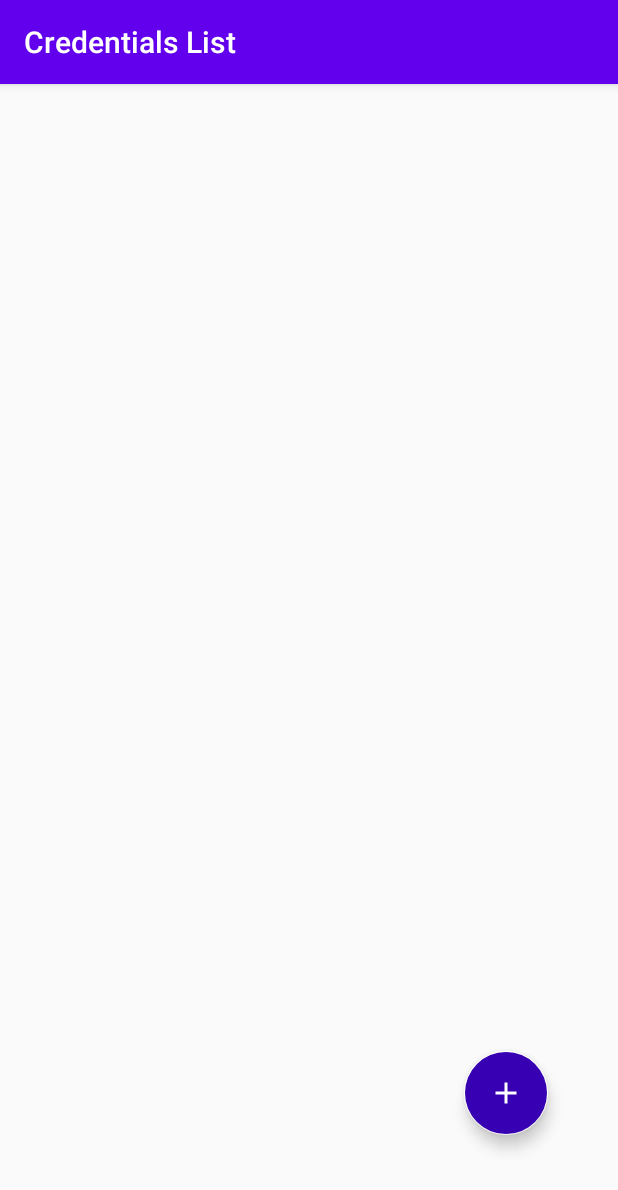
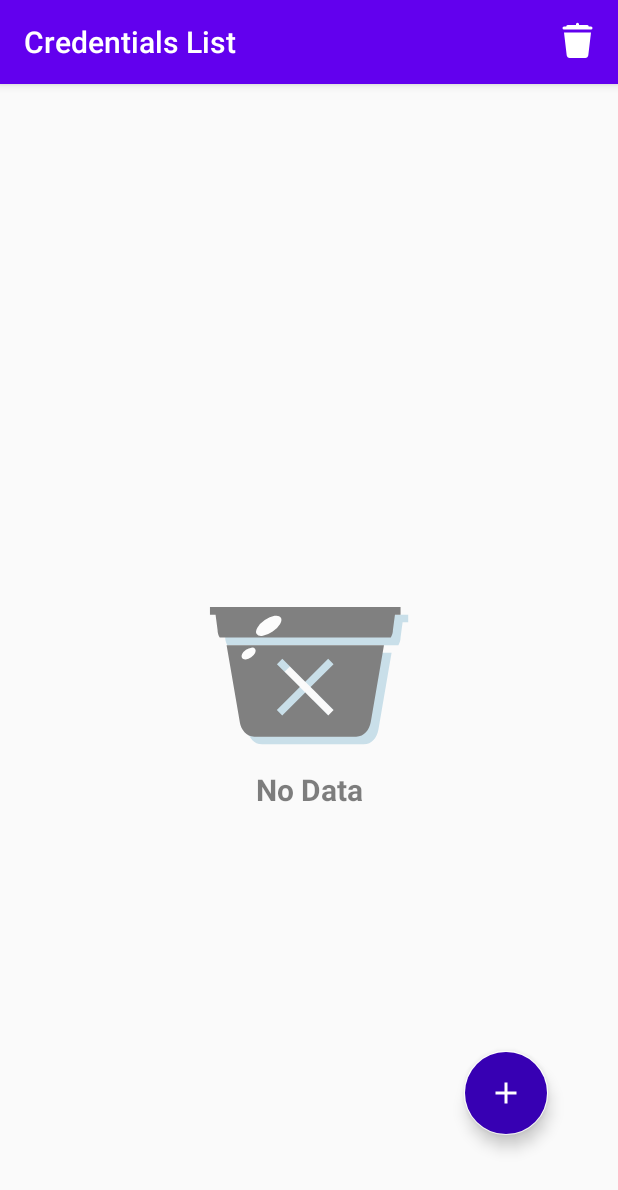
Before and after one commit to salonikamboj/Credentials_list, an Android app: the screen it shows after launch (MainActivity), on a phone screen of 412 x 824 dp. Shown: the top 1190 px of the screen. Run offline under Robolectric (Android 15) with nearby library versions, the phone set to English and light mode, and no system bars.

Commit message:
delete credentials

```diff
--- a/app/src/main/AndroidManifest.xml
+++ b/app/src/main/AndroidManifest.xml
@@ -13,6 +13,7 @@
         android:theme="@style/AppTheme">
         <activity
             android:name=".UpdateActivity"
+            android:parentActivityName=".MainActivity"
             android:exported="false" />
         <activity
             android:name=".AddActivity"
--- a/app/src/main/java/com/example/sen800_project/MainActivity.java
+++ b/app/src/main/java/com/example/sen800_project/MainActivity.java
@@ -1,12 +1,20 @@
 package com.example.sen800_project;
 
+import android.app.AlertDialog;
+import android.content.DialogInterface;
 import android.content.Intent;
 import android.database.Cursor;
 import android.graphics.Color;
 import android.os.Bundle;
+import android.view.Menu;
+import android.view.MenuInflater;
+import android.view.MenuItem;
 import android.view.View;
+import android.widget.ImageView;
+import android.widget.TextView;
 import android.widget.Toast;
 
+import androidx.annotation.NonNull;
 import androidx.annotation.Nullable;
 import androidx.appcompat.app.AppCompatActivity;
 import androidx.recyclerview.widget.LinearLayoutManager;
@@ -23,6 +31,8 @@ public class MainActivity extends AppCompatActivity {
     ArrayList<String> _id, app_name, email, password;
 
     CustomAdapter customAdapter;
+    ImageView empty_imageview;
+    TextView no_data;
 
     @Override
     protected void onCreate(Bundle savedInstanceState) {
@@ -32,6 +42,8 @@ public class MainActivity extends AppCompatActivity {
 
          recyclerView = findViewById(R.id.recyclerView);
          add_Button = findViewById(R.id.add_button_icon);
+         empty_imageview = findViewById(R.id.empty);
+         no_data = findViewById(R.id.no_data);
 
          add_Button.setOnClickListener(new View.OnClickListener() {
              @Override
@@ -67,7 +79,8 @@ public class MainActivity extends AppCompatActivity {
     void displayData(){
         Cursor cursor = myDB.readAllData();
         if(cursor.getCount() ==0){
-            Toast.makeText(this, "No data", Toast.LENGTH_SHORT).show();
+            empty_imageview.setVisibility(View.VISIBLE);
+            no_data.setVisibility(View.VISIBLE);
         }
         else{
             while(cursor.moveToNext()){
@@ -76,6 +89,49 @@ public class MainActivity extends AppCompatActivity {
                 email.add(cursor.getString(2));
                 password.add(cursor.getString(3));
             }
+            empty_imageview.setVisibility(View.GONE);
+            no_data.setVisibility(View.GONE);
         }
     }
+
+    @Override
+    public boolean onCreateOptionsMenu(Menu menu) {
+        MenuInflater inflater = getMenuInflater();
+        inflater.inflate(R.menu.my_menu, menu);
+        return super.onCreateOptionsMenu(menu);
+    }
+
+    @Override
+    public boolean onOptionsItemSelected(@NonNull MenuItem item) {
+        if(item.getItemId() == R.id.delete_all){
+            confirmDialog();
+        }
+        return super.onOptionsItemSelected(item);
+    }
+    void confirmDialog(){
+        AlertDialog.Builder builder = new AlertDialog.Builder(this);
+        builder.setTitle("Delete All?");
+        builder.setMessage("Are you sure you want to delete all Data?");
+        builder.setPositiveButton("Yes", new DialogInterface.OnClickListener() {
+            @Override
+            public void onClick(DialogInterface dialogInterface, int i) {
+                MyDatabaseHelper myDB = new MyDatabaseHelper(MainActivity.this);
+                myDB.deleteAllData();
+                //Refresh Activity
+                Intent intent = new Intent(MainActivity.this, MainActivity.class);
+                startActivity(intent);
+                finish();
+            }
+        });
+        builder.setNegativeButton("No", new DialogInterface.OnClickListener() {
+            @Override
+            public void onClick(DialogInterface dialogInterface, int i) {
+
+            }
+        });
+        AlertDialog dialog = builder.create();
+        dialog.show();
+        dialog.getButton(androidx.appcompat.app.AlertDialog.BUTTON_POSITIVE).setTextColor(getResources().getColor(android.R.color.black));
+        dialog.getButton(androidx.appcompat.app.AlertDialog.BUTTON_NEGATIVE).setTextColor(getResources().getColor(android.R.color.black));
+    }
 }
--- /dev/null
+++ b/app/src/main/res/drawable/ic_delete.xml
@@ -0,0 +1,9 @@
+<vector xmlns:android="http://schemas.android.com/apk/res/android"
+    android:width="30dp"
+    android:height="30dp"
+    android:viewportWidth="30"
+    android:viewportHeight="30">
+  <path
+      android:fillColor="#ffff"
+      android:pathData="M14.984,2.486A1,1 0,0 0,14 3.5L14,4L8.5,4A1,1 0,0 0,7.486 5L6,5A1,1 0,1 0,6 7L24,7A1,1 0,1 0,24 5L22.514,5A1,1 0,0 0,21.5 4L16,4L16,3.5A1,1 0,0 0,14.984 2.486zM6,9L7.793,24.234C7.911,25.241 8.763,26 9.777,26L20.223,26C21.237,26 22.088,25.241 22.207,24.234L24,9L6,9z"/>
+</vector>
--- /dev/null
+++ b/app/src/main/res/drawable/ic_empty.xml
@@ -0,0 +1,18 @@
+<vector xmlns:android="http://schemas.android.com/apk/res/android"
+    android:width="800dp"
+    android:height="800dp"
+    android:viewportWidth="1024"
+    android:viewportHeight="1024">
+  <path
+      android:pathData="M152,337.7v30h22.1l7.9,60.1c0,11 3.3,21.2 8.5,30h673.6c5.2,-8.9 8.5,-19 8.5,-30l8,-60.1h22.1v-30L152,337.7zM269.4,790.7c5.5,31.4 25.6,57.3 57.3,57.3h401.2c31.7,0 50.8,-25.4 57.4,-57.3l51.9,-302.9h-619.7l51.9,302.9zM415.7,562.3l21.2,-21.2 90.3,90.3 90.3,-90.3 21.2,21.2 -90.3,90.3 90.6,90.6 -21.2,21.2 -90.6,-90.6 -90.6,90.6 -21.2,-21.2 90.6,-90.6 -90.3,-90.3z"
+      android:fillColor="#98C4D8"/>
+  <path
+      android:pathData="M121.9,307.6v30h22.1l7.9,60.1c0,11 3.3,21.2 8.5,30h673.6c5.2,-8.9 8.5,-19 8.5,-30l8,-60.1h22.1v-30L121.9,307.6zM239.3,760.6c5.5,31.4 25.6,57.3 57.3,57.3L697.9,817.9c31.7,0 50.8,-25.4 57.4,-57.3l51.9,-302.9h-619.7l51.9,302.9zM385.7,532.2l21.2,-21.2 90.3,90.3 90.3,-90.3 21.2,21.2 -90.3,90.3 90.6,90.6 -21.2,21.2 -90.6,-90.6 -90.6,90.6 -21.2,-21.2 90.6,-90.6 -90.3,-90.3z"
+      android:fillColor="#070706"/>
+  <path
+      android:pathData="M306.1,413.8a27,57.4 55.5,1 0,94.6 -65,27 57.4,55.5 1,0 -94.6,65Z"
+      android:fillColor="#FEFEFE"/>
+  <path
+      android:pathData="M248.1,508.2a18,31.5 55.5,1 0,52 -35.7,18 31.5,55.5 1,0 -52,35.7Z"
+      android:fillColor="#FEFEFE"/>
+</vector>
--- a/app/src/main/res/layout/activity_main.xml
+++ b/app/src/main/res/layout/activity_main.xml
@@ -36,6 +36,36 @@
         app:layout_constraintVertical_bias="0.905"
         app:srcCompat="@drawable/ic_ad" />
 
+    <ImageView
+        android:id="@+id/empty"
+        android:layout_width="173dp"
+        android:layout_height="412dp"
+        android:alpha="0.5"
+        android:visibility="gone"
+        app:layout_constraintBottom_toBottomOf="@+id/recyclerView"
+        app:layout_constraintEnd_toEndOf="parent"
+        app:layout_constraintStart_toStartOf="parent"
+        app:layout_constraintTop_toTopOf="parent"
+        app:layout_constraintVertical_bias="0.498"
+        app:srcCompat="@drawable/ic_empty"
+        tools:ignore="MissingConstraints" />
+
+    <TextView
+        android:id="@+id/no_data"
+        android:layout_width="wrap_content"
+        android:layout_height="wrap_content"
+        android:alpha="0.5"
+        android:text="No Data"
+        android:textColor="@color/black"
+        android:textSize="20sp"
+        android:textStyle="bold"
+        android:visibility="gone"
+        app:layout_constraintBottom_toBottomOf="@+id/empty"
+        app:layout_constraintEnd_toEndOf="@+id/empty"
+        app:layout_constraintStart_toStartOf="@+id/empty"
+        app:layout_constraintTop_toTopOf="@+id/empty"
+        app:layout_constraintVertical_bias="0.727"
+        tools:ignore="MissingConstraints" />
 
 
 </androidx.constraintlayout.widget.ConstraintLayout>
--- a/app/src/main/res/layout/activity_update.xml
+++ b/app/src/main/res/layout/activity_update.xml
@@ -53,6 +53,8 @@
         android:layout_marginTop="40dp"
         android:text="Update"
         android:textSize="20sp"
+        android:textColor="@color/white"
+        android:backgroundTint="#713CF6"
         android:textAllCaps="false"
         app:layout_constraintEnd_toEndOf="parent"
         app:layout_constraintStart_toStartOf="parent"
--- /dev/null
+++ b/app/src/main/res/menu/my_menu.xml
@@ -0,0 +1,13 @@
+<?xml version="1.0" encoding="utf-8"?>
+<menu xmlns:android="http://schemas.android.com/apk/res/android"
+
+        xmlns:app="http://schemas.android.com/apk/res-auto">
+
+        <item
+            android:id="@+id/delete_all"
+            android:title="Delete All"
+            android:icon="@drawable/ic_delete"
+            app:showAsAction="always"/>
+
+
+</menu>
```
Also changed, not shown: app/src/main/java/com/example/sen800_project/MyDatabaseHelper.java (+15 -0 lines), app/src/main/java/com/example/sen800_project/UpdateActivity.java (+8 -5 lines).
